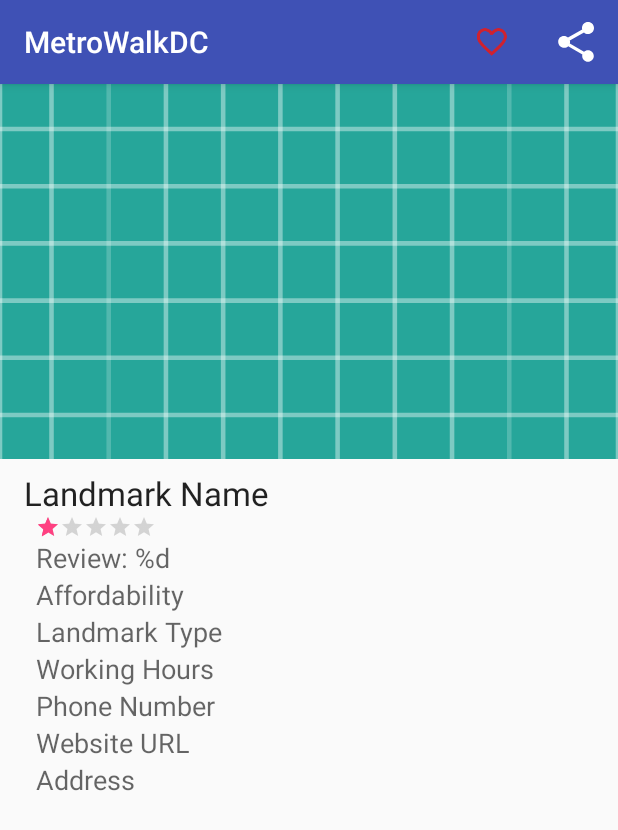
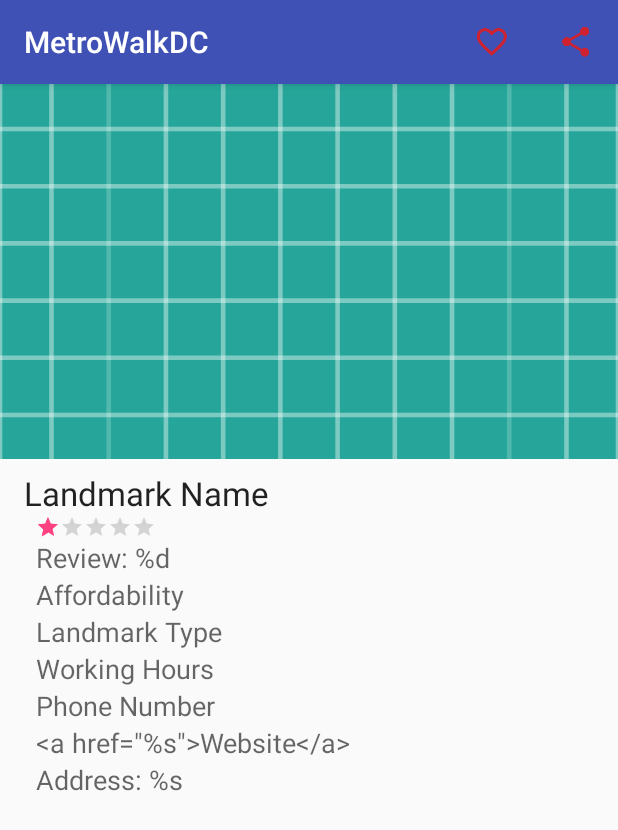
Before and after one commit to ih27/metrowalkdc, an Android app: the LandmarkDetailActivity screen opened directly, with no data from a screen before it, on a phone screen of 412 x 824 dp. Shown: the top 830 px of the screen. Run offline under Robolectric (Android 15) with nearby library versions, the phone set to English and light mode, and no system bars; 6 statements that could not run were skipped.

Commit message:
Some LandmarkDetails activity texts now get dynamically on runtime.

```diff
--- a/app/src/main/java/co/swatisi/team/metrowalkdc/activity/LandmarkDetailActivity.kt
+++ b/app/src/main/java/co/swatisi/team/metrowalkdc/activity/LandmarkDetailActivity.kt
@@ -4,13 +4,14 @@ import android.support.v7.app.AppCompatActivity
 import android.os.Bundle
 import android.view.Menu
 import android.view.MenuItem
-import android.support.v7.widget.ShareActionProvider
 import co.swatisi.team.metrowalkdc.R
 import co.swatisi.team.metrowalkdc.model.Landmark
 import co.swatisi.team.metrowalkdc.utility.PersistenceManager
 import kotlinx.android.synthetic.main.activity_landmark_detail.*
 import android.content.Intent
-import android.support.v4.view.MenuItemCompat
+import android.text.Html
+import android.text.method.LinkMovementMethod
+import co.swatisi.team.metrowalkdc.utility.Constants
 
 
 class LandmarkDetailActivity : AppCompatActivity() {
@@ -19,7 +20,6 @@ class LandmarkDetailActivity : AppCompatActivity() {
     private var isFavorite = false
     private lateinit var landmark: Landmark
     private lateinit var persistenceManager: PersistenceManager
-    private var shareActionProvider: ShareActionProvider? = null
 
     override fun onCreate(savedInstanceState: Bundle?) {
         super.onCreate(savedInstanceState)
@@ -29,10 +29,7 @@ class LandmarkDetailActivity : AppCompatActivity() {
         landmark = intent.getParcelableExtra<Landmark>("landmark")
 
         // Set the values
-        landmark_detail_name.text = landmark.name
-        landmark_detail_rating.rating = landmark.rating.toFloat()
-        landmark_detail_review.text = String.format(getString(R.string.landmark_detail_review,
-                landmark.reviewCount))
+        setLayoutValues()
 
         // Get the persistence manager for favorites functionality
         persistenceManager = PersistenceManager(this)
@@ -47,12 +44,6 @@ class LandmarkDetailActivity : AppCompatActivity() {
         if(persistenceManager.isFavorite(landmark))
             favoriteButtonOn()
 
-        // Locate MenuItem with ShareActionProvider
-        val shareButton = menu.findItem(R.id.share_menu_item)
-        // Fetch and store ShareActionProvider
-        shareActionProvider = MenuItemCompat.getActionProvider(shareButton) as ShareActionProvider
-        setShareIntent()
-
         return true
     }
 
@@ -63,10 +54,36 @@ class LandmarkDetailActivity : AppCompatActivity() {
                 toggle()
                 true
             }
+            R.id.share_menu_item -> {
+                // Share button clicked
+                chooseSharingApp()
+                true
+            }
             else ->
                 // The action is not recognized
                 super.onOptionsItemSelected(item)
         }
+    }
+
+    private fun setLayoutValues() {
+        landmark_detail_name.text = landmark.name
+        landmark_detail_rating.rating = landmark.rating.toFloat()
+        landmark_detail_review.text = String.format(getString(R.string.landmark_detail_review,
+                landmark.reviewCount))
+        landmark_detail_website.text = Html.fromHtml(String.format(getString(R.string.landmark_detail_website,
+                Constants.LANDMARK_URLBASE + landmark.id)))
+        landmark_detail_website.movementMethod = LinkMovementMethod.getInstance()
+        landmark_detail_address.text = String.format(getString(R.string.landmark_detail_address,
+                landmark.displayAddress))
+    }
+
+    private fun chooseSharingApp() {
+        // Share button implicit intent
+        val shareIntent = Intent()
+        shareIntent.action = Intent.ACTION_SEND
+        shareIntent.type = getString(R.string.share_mime_type)
+        shareIntent.putExtra(Intent.EXTRA_TEXT, landmark.textToShare())
+        startActivity(Intent.createChooser(shareIntent, resources.getText(R.string.share_intent_title)))
     }
 
     private fun toggle() {
@@ -98,14 +115,4 @@ class LandmarkDetailActivity : AppCompatActivity() {
         item.setIcon(R.drawable.ic_favorite_off)
         isFavorite = false
     }
-
-    // Call to set the share intent
-    private fun setShareIntent() {
-        // Share button implicit intent
-        val shareIntent = Intent()
-        shareIntent.action = Intent.ACTION_SEND
-        shareIntent.type = getString(R.string.share_mime_type)
-        shareIntent.putExtra(Intent.EXTRA_TEXT, landmark.textToShare())
-        shareActionProvider?.setShareIntent(shareIntent)
-    }
 }
--- a/app/src/main/java/co/swatisi/team/metrowalkdc/utility/Constants.kt
+++ b/app/src/main/java/co/swatisi/team/metrowalkdc/utility/Constants.kt
@@ -19,6 +19,7 @@ object Constants {
     const val SORT_BY = "rating"
     const val LIMIT = "10"
     const val MILES_CONVERSION = 0.000625
+    const val LANDMARK_URLBASE = "https://www.yelp.com/biz/"
 
     val FAVORITES_PREF_KEY = "FAVORITES"
 
--- a/app/src/main/res/layout/activity_landmark_detail.xml
+++ b/app/src/main/res/layout/activity_landmark_detail.xml
@@ -1,11 +1,7 @@
 <?xml version="1.0" encoding="utf-8"?>
 <LinearLayout xmlns:android="http://schemas.android.com/apk/res/android"
         xmlns:tools="http://schemas.android.com/tools"
-    android:layout_width="match_parent"
-    android:layout_height="match_parent"
-    tools:context="co.swatisi.team.metrowalkdc.activity.LandmarkDetailActivity">
-
-    <LinearLayout
+        tools:context="co.swatisi.team.metrowalkdc.activity.LandmarkDetailActivity"
         android:id="@+id/landmark_detail_holder"
         android:layout_width="match_parent"
         android:layout_height="match_parent"
@@ -109,6 +105,9 @@
             android:layout_height="wrap_content"
             android:layout_marginStart="16dp"
             android:textAppearance="?android:textAppearanceMedium"
+            android:clickable="true"
+            android:focusable="true"
+            android:linksClickable="true"
             android:text="@string/landmark_detail_website"/>
 
         <TextView
@@ -122,5 +121,3 @@
     </LinearLayout>
 
 </LinearLayout>
-
-</LinearLayout>
--- a/app/src/main/res/menu/landmark_detail_menu.xml
+++ b/app/src/main/res/menu/landmark_detail_menu.xml
@@ -10,6 +10,5 @@
         android:id="@+id/share_menu_item"
         android:title="@string/share_menu_title"
         app:showAsAction="ifRoom"
-        android:icon="@drawable/ic_share"
-        app:actionProviderClass="android.support.v7.widget.ShareActionProvider"/>
+        android:icon="@drawable/ic_share"/>
 </menu>
--- a/app/src/main/res/values/strings.xml
+++ b/app/src/main/res/values/strings.xml
@@ -13,13 +13,13 @@
     <string name="landmark_detail_type">Landmark Type</string>
     <string name="landmark_detail_timing">Working Hours</string>
     <string name="landmark_detail_pnumber">Phone Number</string>
-    <string name="landmark_detail_website">Website URL</string>
-    <string name="landmark_detail_address">Address</string>
+    <string name="landmark_detail_website">&lt;a href=\&quot;%s\&quot;>Website&lt;/a></string>
+    <string name="landmark_detail_address">Address: %s</string>
     <string name="search_title">Search</string>
     <string name="search_hint">Find a station</string>
     <string name="favorite_menu_title">Favorite</string>
     <string name="share_menu_title">Share</string>
-    <string name="share_intent_title">Share the landmark...</string>
+    <string name="share_intent_title">Share the landmark&#8230;</string>
     <string name="share_mime_type">text/plain</string>
 
 </resources>
```
Lines whose indentation alone changed are shown as unchanged.
